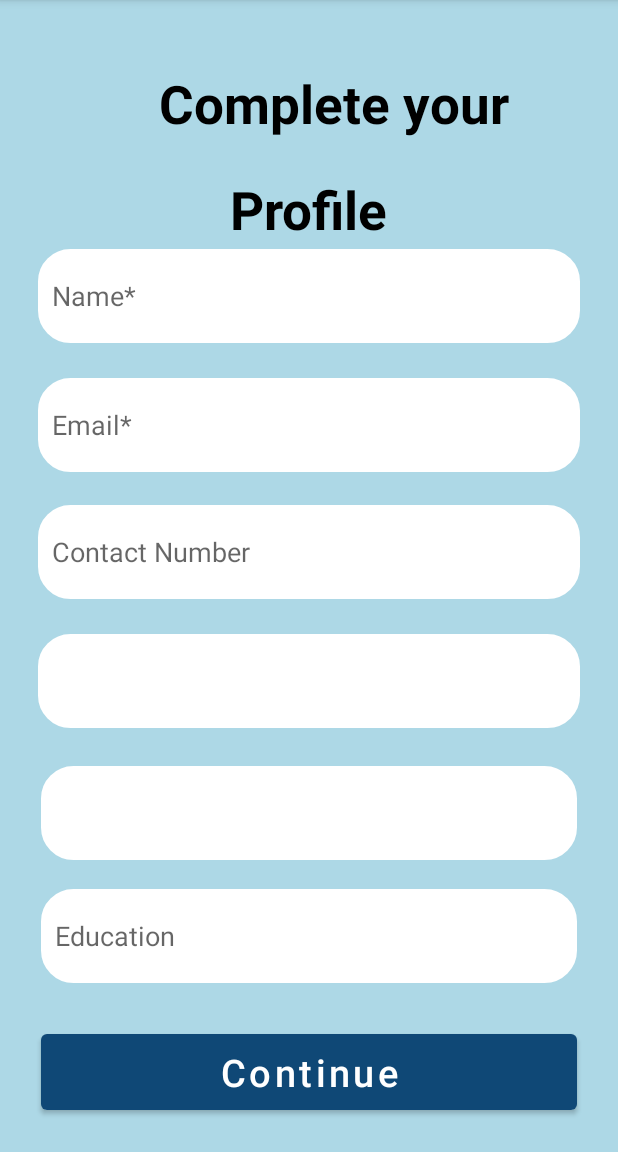
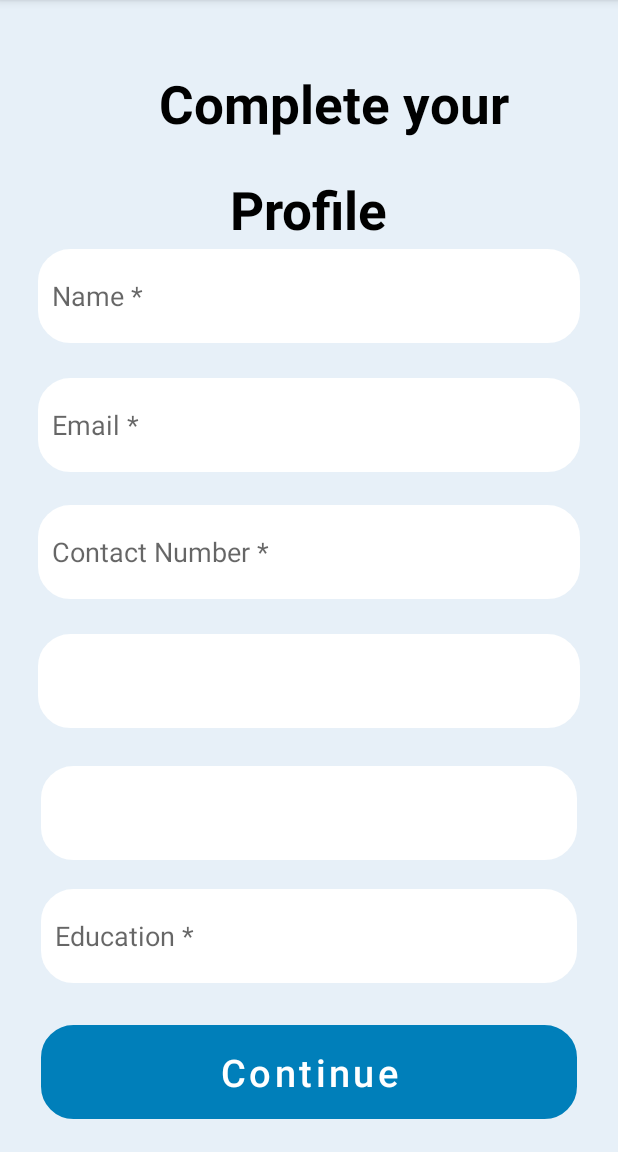
Before and after one commit to thandiweportia/Graduate, an Android app: the Complete screen opened directly, with no data from a screen before it, on a phone screen of 412 x 824 dp, the part 84-1236 px from its top. Run offline under Robolectric (Android 15) with nearby library versions, the phone set to English and light mode, and no system bars.

Commit message:
Adding touch ups

```diff
--- a/app/src/main/res/layout/activity_complete.xml
+++ b/app/src/main/res/layout/activity_complete.xml
@@ -4,7 +4,7 @@
     xmlns:tools="http://schemas.android.com/tools"
     android:layout_width="match_parent"
     android:layout_height="match_parent"
-    android:background="@color/lightBlue"
+    android:background="@color/light"
     tools:context="Complete">
 
     <EditText
@@ -16,7 +16,7 @@
         android:layout_marginBottom="22dp"
         android:background="@drawable/custom_edittext"
         app:backgroundTint="@color/white"
-        android:hint="  Email*"
+        android:hint="  Email *"
         android:text=""
         app:layout_constraintBottom_toTopOf="@+id/numberEdit"
         app:layout_constraintEnd_toEndOf="parent"
@@ -33,7 +33,7 @@
         android:layout_marginBottom="23dp"
         android:background="@drawable/custom_edittext"
         app:backgroundTint="@color/white"
-        android:hint="  Contact Number"
+        android:hint="  Contact Number *"
         android:inputType="number"
         android:text=""
         app:layout_constraintBottom_toTopOf="@+id/streamSpinner"
@@ -51,7 +51,7 @@
         android:layout_marginBottom="28dp"
         android:background="@drawable/custom_edittext"
         app:backgroundTint="@color/white"
-        android:hint="  Education"
+        android:hint="  Education *"
         android:inputType="text"
         android:text=""
         app:layout_constraintBottom_toTopOf="@+id/continueBtn"
@@ -115,7 +115,8 @@
         android:layout_marginStart="27dp"
         android:layout_marginEnd="27dp"
         android:layout_marginBottom="22dp"
-        app:backgroundTint="@color/blue"
+        android:background="@drawable/custom_edittext"
+        app:backgroundTint="@color/cyan"
         app:circularflow_defaultRadius="40dp"
         android:text="Continue"
         app:textAllCaps="false"
@@ -149,7 +150,7 @@
         android:layout_marginBottom="23dp"
         android:background="@drawable/custom_edittext"
         app:backgroundTint="@color/white"
-        android:hint="  Name*"
+        android:hint="  Name *"
         android:inputType="text"
         android:text=""
         app:layout_constraintBottom_toTopOf="@+id/emailEdit"
--- a/app/src/main/res/layout/activity_main.xml
+++ b/app/src/main/res/layout/activity_main.xml
@@ -71,6 +71,7 @@
         app:backgroundTint="@color/white"
         android:drawableLeft="@drawable/ic_google"
         android:text="Sign In with Google"
+        android:background="@drawable/custom_edittext"
         app:textAllCaps="false"
         app:circularflow_defaultRadius="40dp"
         android:textColor="@color/grey"
--- a/app/src/main/res/layout/activity_profile_picture.xml
+++ b/app/src/main/res/layout/activity_profile_picture.xml
@@ -58,7 +58,8 @@
         android:layout_marginStart="42dp"
         android:layout_marginEnd="42dp"
         android:layout_marginBottom="55dp"
-        app:backgroundTint="@color/blue"
+        app:backgroundTint="@color/cyan"
+        android:background="@drawable/custom_edittext"
         android:text="Finish"
         app:textAllCaps="false"
         android:textSize="20sp"
--- a/app/src/main/res/values/colors.xml
+++ b/app/src/main/res/values/colors.xml
@@ -8,6 +8,8 @@
     <color name="black">#FF000000</color>
     <color name="white">#FFFFFFFF</color>
     <color name="blue">#0F4876</color>
+    <color name="cyan">#007fba</color>
     <color name="grey">#979797</color>
+    <color name="light">#e7f0f8</color>
     <color name="lightBlue">#ADD8E6</color>
 </resources>
```
